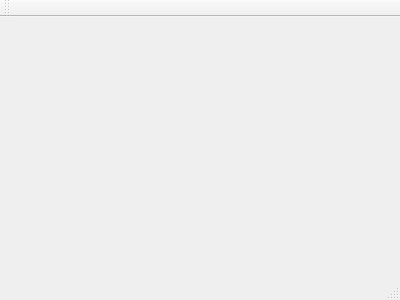
First picture: the form in mainwindow.ui, repository tbikfalvi/CsaladiKonyveles, before the edit.
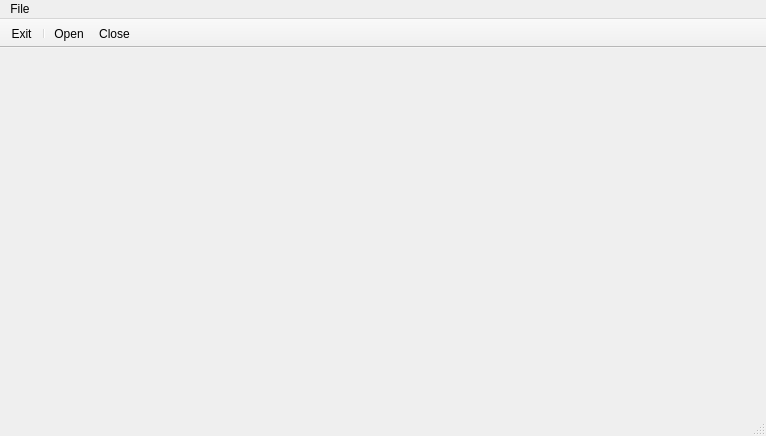
Second picture: the form after the edit. Icons and pictures are not drawn.

Commit message: Base menu with images

What changed in the file:
```diff
--- a/mainwindow.ui
+++ b/mainwindow.ui
@@ -1,24 +1,107 @@
 <ui version="4.0">
  <class>MainWindow</class>
- <widget class="QMainWindow" name="MainWindow" >
-  <property name="geometry" >
+ <widget class="QMainWindow" name="MainWindow">
+  <property name="geometry">
    <rect>
     <x>0</x>
     <y>0</y>
-    <width>400</width>
-    <height>300</height>
+    <width>766</width>
+    <height>436</height>
    </rect>
   </property>
   <property name="windowTitle" >
    <string>MainWindow</string>
   </property>
-  <widget class="QMenuBar" name="menuBar" />
-  <widget class="QToolBar" name="mainToolBar" />
-  <widget class="QWidget" name="centralWidget" />
-  <widget class="QStatusBar" name="statusBar" />
+  <property name="windowIcon">
+   <iconset resource="csaladikonyveles.qrc">
+    <normaloff>:/icons/csaladikonyveles.ico</normaloff>:/icons/csaladikonyveles.ico</iconset>
+  </property>
+  <widget class="QWidget" name="centralWidget"/>
+  <widget class="QMenuBar" name="menuBar">
+   <property name="geometry">
+    <rect>
+     <x>0</x>
+     <y>0</y>
+     <width>766</width>
+     <height>20</height>
+    </rect>
+   </property>
+   <widget class="QMenu" name="menuFile">
+    <property name="title">
+     <string>File</string>
+    </property>
+    <addaction name="action_Open"/>
+    <addaction name="action_Close"/>
+    <addaction name="separator"/>
+    <addaction name="action_ExitApplication"/>
+   </widget>
+   <addaction name="menuFile"/>
+  </widget>
+  <widget class="QToolBar" name="toolBar">
+   <property name="windowTitle">
+    <string>toolBar</string>
+   </property>
+   <property name="movable">
+    <bool>false</bool>
+   </property>
+   <property name="iconSize">
+    <size>
+     <width>30</width>
+     <height>30</height>
+    </size>
+   </property>
+   <attribute name="toolBarArea">
+    <enum>TopToolBarArea</enum>
+   </attribute>
+   <attribute name="toolBarBreak">
+    <bool>false</bool>
+   </attribute>
+   <addaction name="action_ExitApplication"/>
+   <addaction name="separator"/>
+   <addaction name="action_Open"/>
+   <addaction name="action_Close"/>
+  </widget>
+  <widget class="QStatusBar" name="statusBar"/>
+  <action name="action_ExitApplication">
+   <property name="icon">
+    <iconset resource="csaladikonyveles.qrc">
+     <normaloff>:/images/shutdown.png</normaloff>:/images/shutdown.png</iconset>
+   </property>
+   <property name="text">
+    <string>&amp;Exit</string>
+   </property>
+   <property name="toolTip">
+    <string>Exit application</string>
+   </property>
+  </action>
+  <action name="action_Open">
+   <property name="icon">
+    <iconset resource="csaladikonyveles.qrc">
+     <normaloff>:/images/open.png</normaloff>:/images/open.png</iconset>
+   </property>
+   <property name="text">
+    <string>&amp;Open ...</string>
+   </property>
+   <property name="toolTip">
+    <string>Open accounting project</string>
+   </property>
+  </action>
+  <action name="action_Close">
+   <property name="icon">
+    <iconset resource="csaladikonyveles.qrc">
+     <normaloff>:/images/close.png</normaloff>:/images/close.png</iconset>
+   </property>
+   <property name="text">
+    <string>&amp;Close</string>
+   </property>
+   <property name="toolTip">
+    <string>Close accounting project</string>
+   </property>
+  </action>
  </widget>
- <layoutDefault spacing="6" margin="11" />
- <pixmapfunction></pixmapfunction>
- <resources/>
+ <layoutdefault spacing="6" margin="11"/>
+ <resources>
+  <include location="csaladikonyveles.qrc"/>
+ </resources>
  <connections/>
 </ui>
```
Left out of the diff: 5 changed lines with no effect on the pictures. The commit also changes 10 other files.
